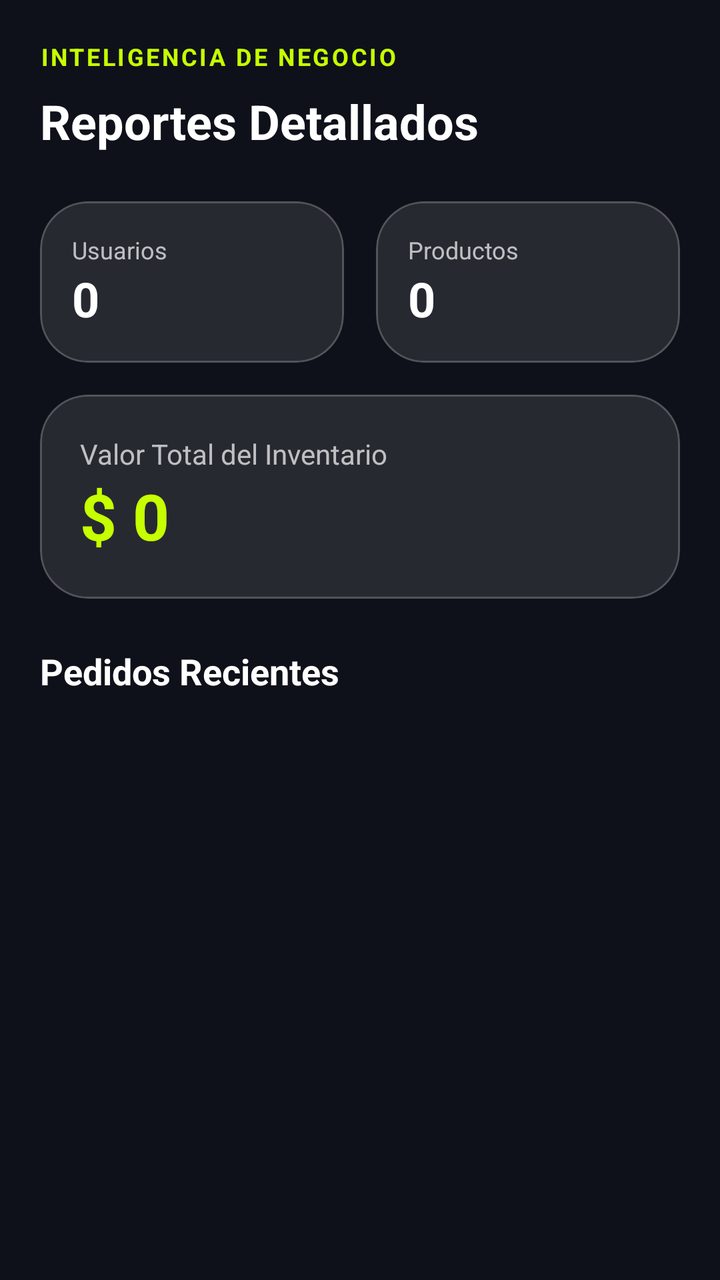
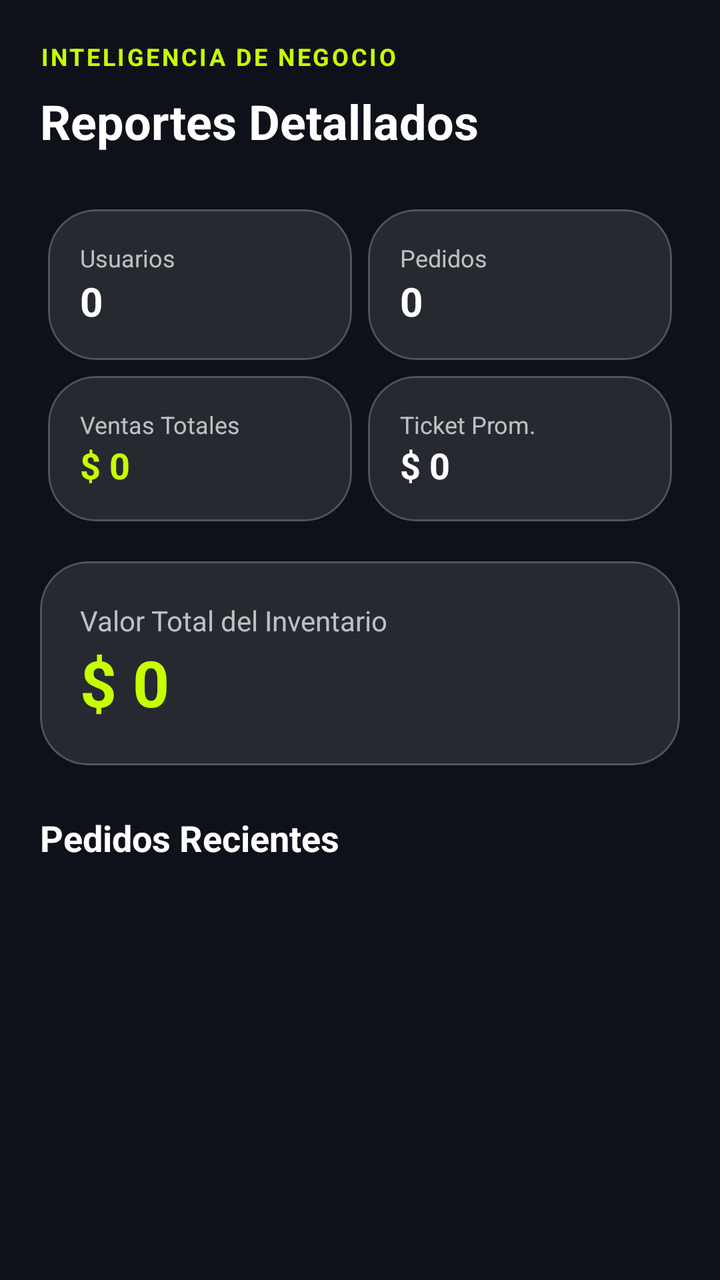

An Android layout rendered at two revisions. The XML below is the earlier revision; the diff shows what the commit changed to produce the second picture.
<!-- AndroidManifest.xml: application theme Theme.VoltCore -->
<!-- res/layout/fragment_admin_reports.xml -->
<?xml version="1.0" encoding="utf-8"?>
<androidx.core.widget.NestedScrollView xmlns:android="http://schemas.android.com/apk/res/android"
    xmlns:app="http://schemas.android.com/apk/res-auto"
    xmlns:tools="http://schemas.android.com/tools"
    android:layout_width="match_parent"
    android:layout_height="match_parent"
    android:background="@color/volt_background">

    <LinearLayout
        android:layout_width="match_parent"
        android:layout_height="wrap_content"
        android:orientation="vertical"
        android:padding="20dp">

        <TextView
            android:layout_width="wrap_content"
            android:layout_height="wrap_content"
            android:text="INTELIGENCIA DE NEGOCIO"
            android:textColor="@color/volt_primary"
            android:textSize="12sp"
            android:letterSpacing="0.1"
            android:textStyle="bold"
            android:layout_marginBottom="8dp"/>

        <TextView
            android:layout_width="wrap_content"
            android:layout_height="wrap_content"
            android:text="Reportes Detallados"
            android:textColor="@color/white"
            android:textSize="24sp"
            android:textStyle="bold"
            android:layout_marginBottom="24dp"/>

        
        <LinearLayout
            android:layout_width="match_parent"
            android:layout_height="wrap_content"
            android:orientation="horizontal"
            android:baselineAligned="false">

            <com.google.android.material.card.MaterialCardView
                style="@style/Widget.VoltCore.Card"
                android:layout_width="0dp"
                android:layout_height="wrap_content"
                android:layout_weight="1"
                android:layout_marginEnd="8dp">
                <LinearLayout
                    android:layout_width="match_parent"
                    android:layout_height="wrap_content"
                    android:orientation="vertical"
                    android:padding="16dp">
                    <TextView
                        android:layout_width="wrap_content"
                        android:layout_height="wrap_content"
                        android:text="Usuarios"
                        android:textColor="#B3FFFFFF"
                        android:textSize="12sp"/>
                    <TextView
                        android:id="@+id/tvUserCount"
                        android:layout_width="wrap_content"
                        android:layout_height="wrap_content"
                        android:text="0"
                        android:textColor="@color/white"
                        android:textSize="24sp"
                        android:textStyle="bold"/>
                </LinearLayout>
            </com.google.android.material.card.MaterialCardView>

            <com.google.android.material.card.MaterialCardView
                style="@style/Widget.VoltCore.Card"
                android:layout_width="0dp"
                android:layout_height="wrap_content"
                android:layout_weight="1"
                android:layout_marginStart="8dp">
                <LinearLayout
                    android:layout_width="match_parent"
                    android:layout_height="wrap_content"
                    android:orientation="vertical"
                    android:padding="16dp">
                    <TextView
                        android:layout_width="wrap_content"
                        android:layout_height="wrap_content"
                        android:text="Productos"
                        android:textColor="#B3FFFFFF"
                        android:textSize="12sp"/>
                    <TextView
                        android:id="@+id/tvProductCount"
                        android:layout_width="wrap_content"
                        android:layout_height="wrap_content"
                        android:text="0"
                        android:textColor="@color/white"
                        android:textSize="24sp"
                        android:textStyle="bold"/>
                </LinearLayout>
            </com.google.android.material.card.MaterialCardView>
        </LinearLayout>

        <com.google.android.material.card.MaterialCardView
            style="@style/Widget.VoltCore.Card"
            android:layout_width="match_parent"
            android:layout_height="wrap_content"
            android:layout_marginTop="16dp">
            <LinearLayout
                android:layout_width="match_parent"
                android:layout_height="wrap_content"
                android:orientation="vertical"
                android:padding="20dp">
                <TextView
                    android:layout_width="wrap_content"
                    android:layout_height="wrap_content"
                    android:text="Valor Total del Inventario"
                    android:textColor="#B3FFFFFF"/>
                <TextView
                    android:id="@+id/tvInventoryValue"
                    android:layout_width="wrap_content"
                    android:layout_height="wrap_content"
                    android:text="$ 0"
                    android:textColor="@color/volt_primary"
                    android:textSize="32sp"
                    android:textStyle="bold"/>
            </LinearLayout>
        </com.google.android.material.card.MaterialCardView>

        <TextView
            android:layout_width="wrap_content"
            android:layout_height="wrap_content"
            android:text="Pedidos Recientes"
            android:textColor="@color/white"
            android:textSize="18sp"
            android:textStyle="bold"
            android:layout_marginTop="24dp"
            android:layout_marginBottom="16dp"/>

        <androidx.recyclerview.widget.RecyclerView
            android:id="@+id/rvRecentOrders"
            android:layout_width="match_parent"
            android:layout_height="wrap_content"
            android:nestedScrollingEnabled="false"
            app:layoutManager="androidx.recyclerview.widget.LinearLayoutManager"
            tools:listitem="@android:layout/simple_list_item_2" />

        <TextView
            android:id="@+id/tvNoOrders"
            android:layout_width="wrap_content"
            android:layout_height="wrap_content"
            android:layout_gravity="center"
            android:text="No hay pedidos registrados aún"
            android:textColor="#B3FFFFFF"
            android:layout_marginTop="16dp"
            android:visibility="gone"/>

    </LinearLayout>
</androidx.core.widget.NestedScrollView>
<!-- resources referenced by this layout -->
<resources>
  <color name="volt_background">#0F111A</color>
  <color name="volt_primary">#C6FF00</color>
  <color name="white">#FFFFFFFF</color>
  <style name="Widget.VoltCore.Card" parent="Widget.Material3.CardView.Filled">
          <item name="cardCornerRadius">24dp</item>
          <item name="cardBackgroundColor">@color/glass_surface</item>
          <item name="strokeColor">@color/glass_stroke</item>
          <item name="strokeWidth">1dp</item>
      </style>
  <style name="Theme.VoltCore" parent="Base.Theme.VoltCore" />
  <color name="glass_surface">#1AFFFFFF</color>
  <color name="glass_stroke">#33FFFFFF</color>
  <style name="Base.Theme.VoltCore" parent="Theme.Material3.DayNight.NoActionBar">
          
          <item name="colorPrimary">@color/volt_primary</item>
          <item name="android:windowBackground">@color/volt_background</item>
          <item name="colorSurface">@color/glass_surface</item>
          <item name="colorOnSurface">@color/white</item>
      </style>
</resources>

<!-- the commit's change to res/layout/fragment_admin_reports.xml (unified diff, before → after) -->
@@ -32,18 +32,19 @@
             android:layout_marginBottom="24dp"/>
 
         
-        <LinearLayout
-            android:layout_width="match_parent"
-            android:layout_height="wrap_content"
-            android:orientation="horizontal"
-            android:baselineAligned="false">
-
-            <com.google.android.material.card.MaterialCardView
-                style="@style/Widget.VoltCore.Card"
-                android:layout_width="0dp"
-                android:layout_height="wrap_content"
-                android:layout_weight="1"
-                android:layout_marginEnd="8dp">
+        <GridLayout
+            android:layout_width="match_parent"
+            android:layout_height="wrap_content"
+            android:columnCount="2"
+            android:rowCount="2"
+            android:alignmentMode="alignMargins"
+            android:useDefaultMargins="true">
+
+            <com.google.android.material.card.MaterialCardView
+                style="@style/Widget.VoltCore.Card"
+                android:layout_width="0dp"
+                android:layout_height="wrap_content"
+                android:layout_columnWeight="1">
                 <LinearLayout
                     android:layout_width="match_parent"
                     android:layout_height="wrap_content"
@@ -61,39 +62,123 @@
                         android:layout_height="wrap_content"
                         android:text="0"
                         android:textColor="@color/white"
-                        android:textSize="24sp"
-                        android:textStyle="bold"/>
-                </LinearLayout>
-            </com.google.android.material.card.MaterialCardView>
-
-            <com.google.android.material.card.MaterialCardView
-                style="@style/Widget.VoltCore.Card"
-                android:layout_width="0dp"
-                android:layout_height="wrap_content"
-                android:layout_weight="1"
-                android:layout_marginStart="8dp">
-                <LinearLayout
-                    android:layout_width="match_parent"
-                    android:layout_height="wrap_content"
-                    android:orientation="vertical"
-                    android:padding="16dp">
-                    <TextView
-                        android:layout_width="wrap_content"
-                        android:layout_height="wrap_content"
-                        android:text="Productos"
-                        android:textColor="#B3FFFFFF"
-                        android:textSize="12sp"/>
-                    <TextView
-                        android:id="@+id/tvProductCount"
+                        android:textSize="20sp"
+                        android:textStyle="bold"/>
+                </LinearLayout>
+            </com.google.android.material.card.MaterialCardView>
+
+            <com.google.android.material.card.MaterialCardView
+                style="@style/Widget.VoltCore.Card"
+                android:layout_width="0dp"
+                android:layout_height="wrap_content"
+                android:layout_columnWeight="1">
+                <LinearLayout
+                    android:layout_width="match_parent"
+                    android:layout_height="wrap_content"
+                    android:orientation="vertical"
+                    android:padding="16dp">
+                    <TextView
+                        android:layout_width="wrap_content"
+                        android:layout_height="wrap_content"
+                        android:text="Pedidos"
+                        android:textColor="#B3FFFFFF"
+                        android:textSize="12sp"/>
+                    <TextView
+                        android:id="@+id/tvOrderCountReport"
                         android:layout_width="wrap_content"
                         android:layout_height="wrap_content"
                         android:text="0"
                         android:textColor="@color/white"
-                        android:textSize="24sp"
-                        android:textStyle="bold"/>
-                </LinearLayout>
-            </com.google.android.material.card.MaterialCardView>
-        </LinearLayout>
+                        android:textSize="20sp"
+                        android:textStyle="bold"/>
+                </LinearLayout>
+            </com.google.android.material.card.MaterialCardView>
+
+            <com.google.android.material.card.MaterialCardView
+                style="@style/Widget.VoltCore.Card"
+                android:layout_width="0dp"
+                android:layout_height="wrap_content"
+                android:layout_columnWeight="1">
+                <LinearLayout
+                    android:layout_width="match_parent"
+                    android:layout_height="wrap_content"
+                    android:orientation="vertical"
+                    android:padding="16dp">
+                    <TextView
+                        android:layout_width="wrap_content"
+                        android:layout_height="wrap_content"
+                        android:text="Ventas Totales"
+                        android:textColor="#B3FFFFFF"
+                        android:textSize="12sp"/>
+                    <TextView
+                        android:id="@+id/tvTotalSales"
+                        android:layout_width="wrap_content"
+                        android:layout_height="wrap_content"
+                        android:text="$ 0"
+                        android:textColor="@color/volt_primary"
+                        android:textSize="18sp"
+                        android:textStyle="bold"/>
+                </LinearLayout>
+            </com.google.android.material.card.MaterialCardView>
+
+            <com.google.android.material.card.MaterialCardView
+                style="@style/Widget.VoltCore.Card"
+                android:layout_width="0dp"
+                android:layout_height="wrap_content"
+                android:layout_columnWeight="1">
+                <LinearLayout
+                    android:layout_width="match_parent"
+                    android:layout_height="wrap_content"
+                    android:orientation="vertical"
+                    android:padding="16dp">
+                    <TextView
+                        android:layout_width="wrap_content"
+                        android:layout_height="wrap_content"
+                        android:text="Ticket Prom."
+                        android:textColor="#B3FFFFFF"
+                        android:textSize="12sp"/>
+                    <TextView
+                        android:id="@+id/tvAvgTicket"
+                        android:layout_width="wrap_content"
+                        android:layout_height="wrap_content"
+                        android:text="$ 0"
+                        android:textColor="@color/white"
+                        android:textSize="18sp"
+                        android:textStyle="bold"/>
+                </LinearLayout>
+            </com.google.android.material.card.MaterialCardView>
+        </GridLayout>
+
+        <com.google.android.material.card.MaterialCardView
+            style="@style/Widget.VoltCore.Card"
+            android:layout_width="match_parent"
+            android:layout_height="wrap_content"
+            android:layout_marginTop="8dp"
+            app:strokeColor="#FF5252"
+            app:strokeWidth="1dp"
+            android:id="@+id/cvSuspicious"
+            android:visibility="gone">
+            <LinearLayout
+                android:layout_width="match_parent"
+                android:layout_height="wrap_content"
+                android:orientation="vertical"
+                android:padding="16dp">
+                <TextView
+                    android:layout_width="wrap_content"
+                    android:layout_height="wrap_content"
+                    android:text="ALERTA: Transacciones Sospechosas"
+                    android:textColor="#FF5252"
+                    android:textStyle="bold"
+                    android:textSize="12sp"/>
+                <TextView
+                    android:id="@+id/tvSuspiciousCount"
+                    android:layout_width="wrap_content"
+                    android:layout_height="wrap_content"
+                    android:text="0 transacciones de alto valor detectadas"
+                    android:textColor="@color/white"
+                    android:textSize="14sp"/>
+            </LinearLayout>
+        </com.google.android.material.card.MaterialCardView>
 
         <com.google.android.material.card.MaterialCardView
             style="@style/Widget.VoltCore.Card"
